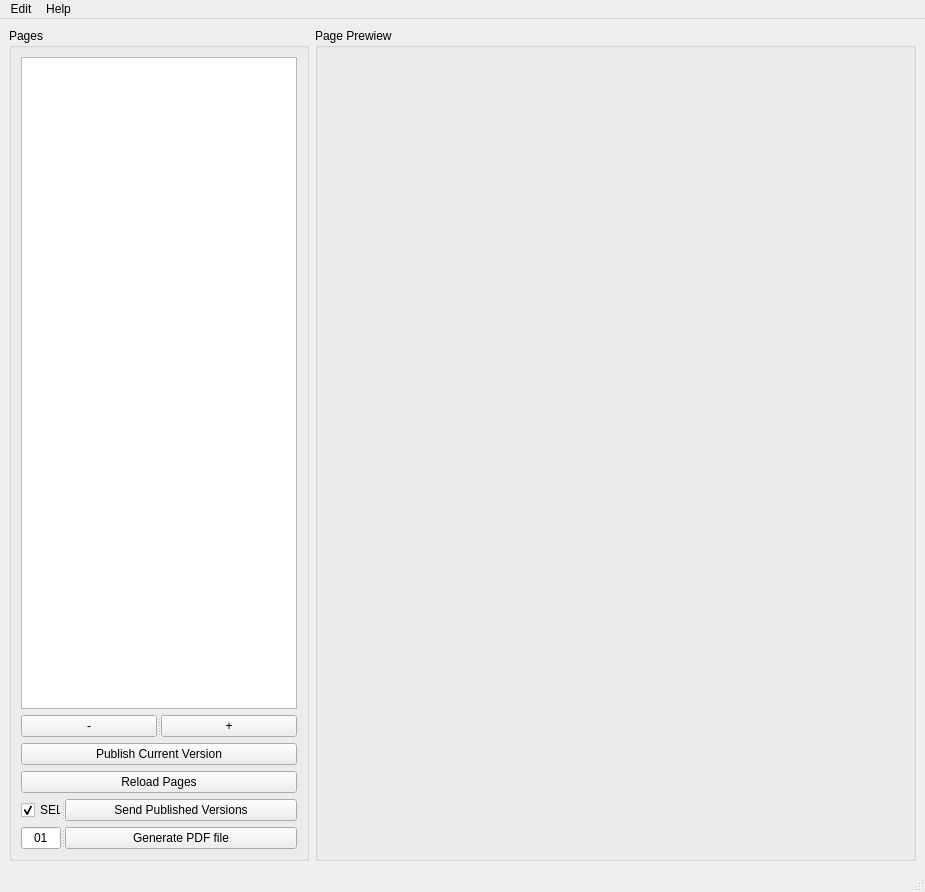
First picture: the form in assembler/ui/ui_assembler_main.ui, repository kiryha/CIS575, before the edit.
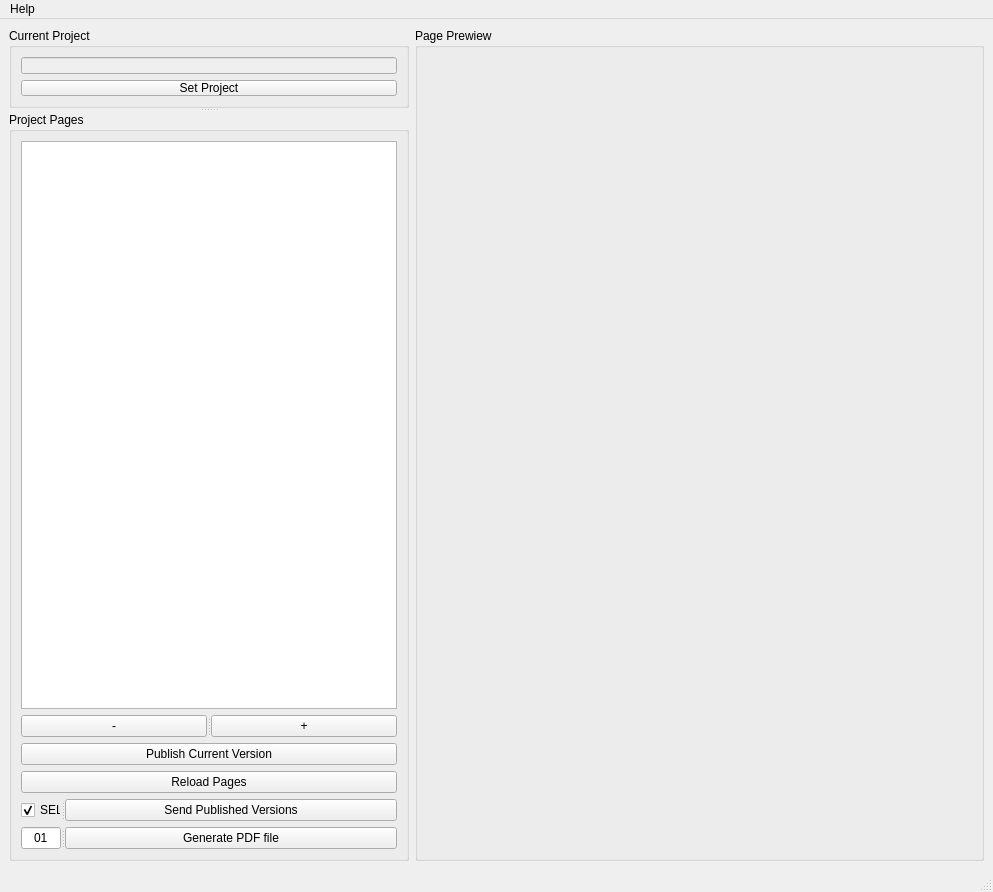
Second picture: the form after the edit.

Patch:
```diff
--- a/assembler/ui/ui_assembler_main.ui
+++ b/assembler/ui/ui_assembler_main.ui
@@ -6,7 +6,7 @@
    <rect>
     <x>0</x>
     <y>0</y>
-    <width>925</width>
+    <width>993</width>
     <height>892</height>
    </rect>
   </property>
@@ -16,25 +16,56 @@
   <widget class="QWidget" name="centralwidget">
    <layout class="QHBoxLayout" name="horizontalLayout">
     <item>
-     <widget class="QSplitter" name="splitter_8">
+     <widget class="QSplitter" name="splitter">
       <property name="orientation">
        <enum>Qt::Vertical</enum>
       </property>
       <widget class="QGroupBox" name="groupBox_3">
+       <property name="maximumSize">
+        <size>
+         <width>16777215</width>
+         <height>80</height>
+        </size>
+       </property>
+       <property name="title">
+        <string>Current Project</string>
+       </property>
+       <layout class="QVBoxLayout" name="verticalLayout">
+        <item>
+         <widget class="QLineEdit" name="linCurrentProject">
+          <property name="enabled">
+           <bool>false</bool>
+          </property>
+         </widget>
+        </item>
+        <item>
+         <widget class="QPushButton" name="btnSetProject">
+          <property name="text">
+           <string>Set Project</string>
+          </property>
+         </widget>
+        </item>
+       </layout>
+      </widget>
+      <widget class="QSplitter" name="splitter_8">
+       <property name="orientation">
+        <enum>Qt::Vertical</enum>
+       </property>
+       <widget class="QGroupBox" name="groupBox_4">
        <property name="minimumSize">
         <size>
-         <width>300</width>
+          <width>400</width>
          <height>0</height>
         </size>
        </property>
        <property name="maximumSize">
         <size>
-         <width>300</width>
+          <width>400</width>
          <height>16777215</height>
         </size>
        </property>
        <property name="title">
-        <string>Pages</string>
+         <string>Project Pages</string>
        </property>
        <layout class="QVBoxLayout" name="verticalLayout_5">
         <item>
@@ -126,6 +157,7 @@
        </layout>
       </widget>
      </widget>
+     </widget>
     </item>
     <item>
      <widget class="QGroupBox" name="grp_images">
@@ -163,7 +195,7 @@
     <rect>
      <x>0</x>
      <y>0</y>
-     <width>925</width>
+     <width>993</width>
      <height>21</height>
     </rect>
    </property>
@@ -173,13 +205,6 @@
     </property>
     <addaction name="actionDocumentation"/>
    </widget>
-   <widget class="QMenu" name="menuEdit">
-    <property name="title">
-     <string>Edit</string>
-    </property>
-    <addaction name="actionSettings"/>
-   </widget>
-   <addaction name="menuEdit"/>
    <addaction name="menuHelp"/>
   </widget>
   <widget class="QStatusBar" name="statusbar"/>
```
Lines whose indentation alone changed are shown as unchanged.
